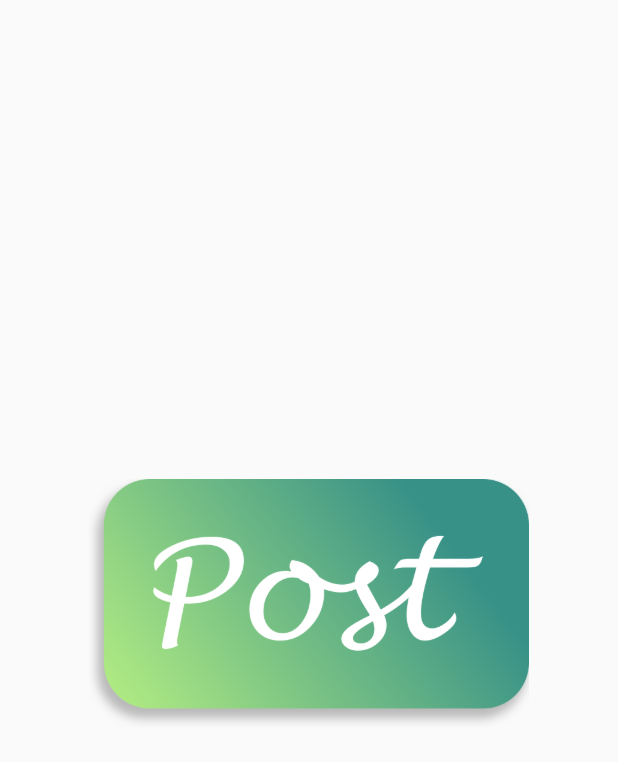
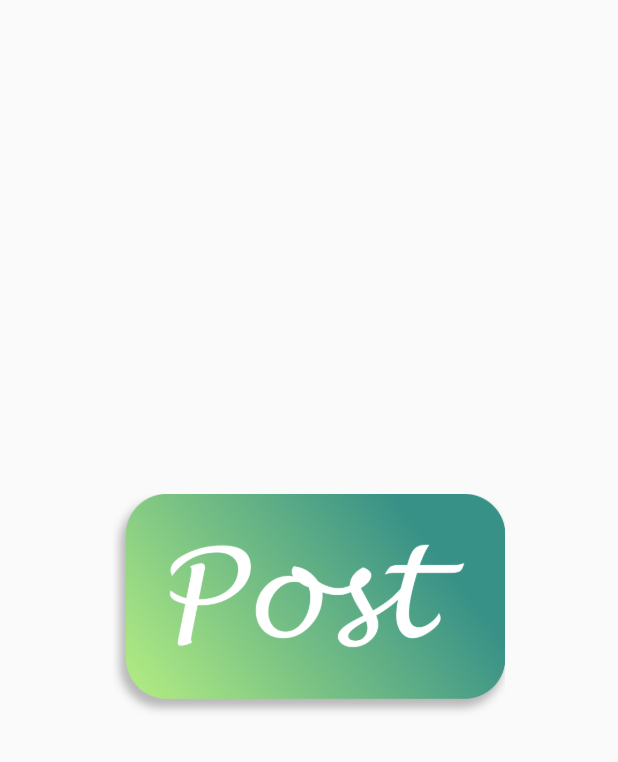
Before and after one commit to Abdelazeem777/Post.v2-Flutter, a Flutter app: the SplashScreen screen opened by its route, on a phone screen of 412 x 824 dp. Shown: the top 762 px of the screen. Run offline on Flutter 3.47's test engine with Material 2 defaults, Android fonts, the phone set to English and light mode, and no system bars; our stand-ins replace auto_size_text, cached_network_image, convex_bottom_bar, font_awesome_flutter, shared_preferences, video_player; missing offline and left inert: enum_to_string; accounts and stored records are empty.

Commit message:
change the size of the logo inside splash screen

```diff
--- a/lib/views/splashScreen/splashScreenView.dart
+++ b/lib/views/splashScreen/splashScreenView.dart
@@ -44,7 +44,7 @@ class _SplashScreenState extends State<SplashScreen> {
             type: MaterialType.transparency,
             child: Image.asset(
               "lib/assets/post_main_logo.png",
-              scale: 2.5,
+              scale: 2.8,
             ),
           ),
           flightShuttleBuilder: (flightContext, animation, flightDirection,
```
